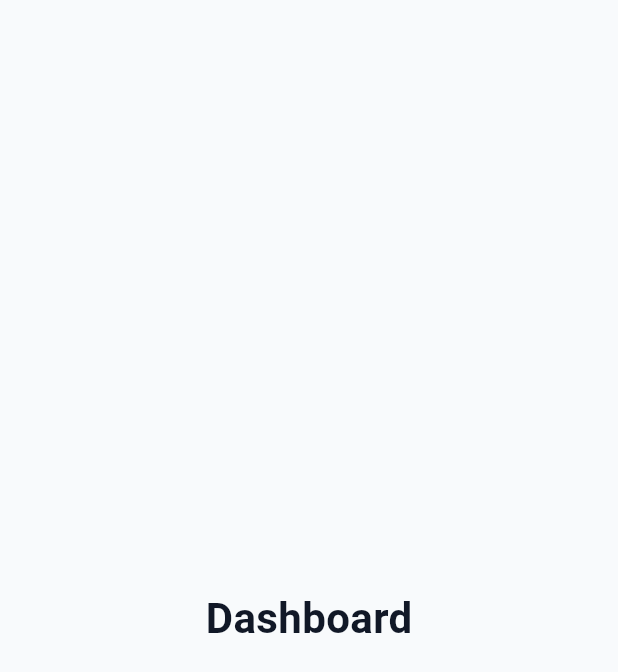
After one commit to KingNarmar/mina_system, a Flutter app: the DashboardScreen screen opened by its route, on a phone screen of 412 x 824 dp. The commit adds this screen. Shown: the top 672 px of the screen. Run offline on Flutter 3.47's test engine with Material 3 defaults, Android fonts, the phone set to English and light mode, and no system bars; our stand-ins replace device_preview, flutter_bloc, gap, go_router.

Commit message:
Add dashboard screen and update routing; navigate to dashboard on successful login

```diff
--- a/lib/core/routes/routes.dart
+++ b/lib/core/routes/routes.dart
@@ -1,12 +1,19 @@
 import 'package:go_router/go_router.dart';
 import 'package:mina_system/features/auth/presentation/screens/login_screen.dart';
+import 'package:mina_system/features/dashboard/presentation/screens/dashboard_screen.dart';
 
-class Routes {
+abstract class Routes {
   static const String login = '/';
+  static const String dashboard = '/dashboard';
 
-  static var router = GoRouter(
+  static final router = GoRouter(
+    initialLocation: login,
     routes: [
       GoRoute(path: login, builder: (context, state) => const LoginScreen()),
+      GoRoute(
+        path: dashboard,
+        builder: (context, state) => const DashboardScreen(),
+      ),
     ],
   );
 }
--- a/lib/features/auth/presentation/widgets/login_form.dart
+++ b/lib/features/auth/presentation/widgets/login_form.dart
@@ -1,7 +1,9 @@
 import 'package:flutter/material.dart';
 import 'package:flutter_bloc/flutter_bloc.dart';
 import 'package:gap/gap.dart';
+import 'package:go_router/go_router.dart';
 import 'package:mina_system/core/constants/app_images.dart';
+import 'package:mina_system/core/routes/routes.dart';
 import 'package:mina_system/core/theme/app_text_styles.dart';
 import 'package:mina_system/core/validators/app_validators.dart';
 import 'package:mina_system/core/widgets/custom_text_form_field.dart';
@@ -33,9 +35,7 @@ class _LoginFormState extends State<LoginForm> {
     return BlocConsumer<AuthCubit, AuthState>(
       listener: (context, state) {
         if (state is AuthSuccess) {
-          ScaffoldMessenger.of(
-            context,
-          ).showSnackBar(const SnackBar(content: Text('Login success')));
+          context.go(Routes.dashboard);
         }
 
         if (state is AuthFailure) {
--- /dev/null
+++ b/lib/features/dashboard/presentation/screens/dashboard_screen.dart
@@ -0,0 +1,13 @@
+import 'package:flutter/material.dart';
+import 'package:mina_system/core/theme/app_text_styles.dart';
+
+class DashboardScreen extends StatelessWidget {
+  const DashboardScreen({super.key});
+
+  @override
+  Widget build(BuildContext context) {
+    return const Scaffold(
+      body: Center(child: Text('Dashboard', style: AppTextStyles.heading)),
+    );
+  }
+}
```
